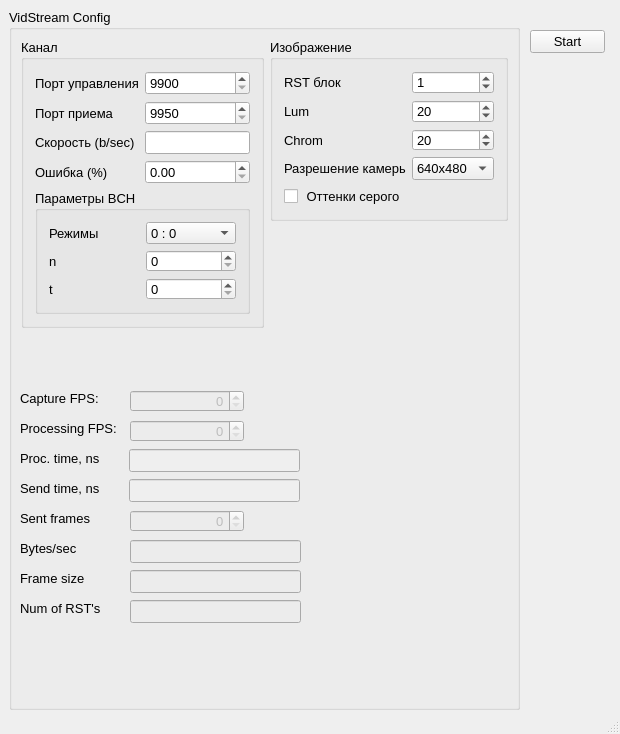
Old version of the form vidstream/src/qtgui/ui/mainwindow.ui in the repository snikulov/vidstream.
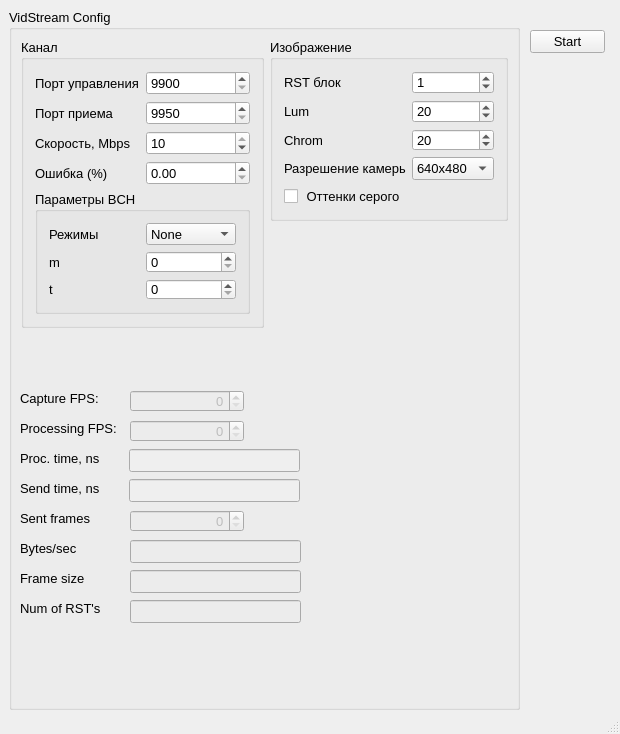
New version of the form.

Patch:
```diff
--- a/vidstream/src/qtgui/ui/mainwindow.ui
+++ b/vidstream/src/qtgui/ui/mainwindow.ui
@@ -112,7 +112,7 @@
       <item row="2" column="0">
        <widget class="QLabel" name="label_3">
         <property name="text">
-         <string>Скорость (b/sec)</string>
+         <string>Скорость, Mbps</string>
         </property>
        </widget>
       </item>
@@ -139,7 +139,7 @@
          <item row="1" column="0">
           <widget class="QLabel" name="label_12">
            <property name="text">
-            <string>n</string>
+            <string>m</string>
            </property>
           </widget>
          </item>
@@ -147,7 +147,17 @@
           <widget class="QComboBox" name="comboBox_bch_mode">
            <item>
             <property name="text">
-             <string>0 : 0</string>
+             <string>None</string>
+            </property>
+           </item>
+           <item>
+            <property name="text">
+             <string>5 : 3</string>
+            </property>
+           </item>
+           <item>
+            <property name="text">
+             <string>5 : 1</string>
             </property>
            </item>
            <item>
@@ -174,8 +184,11 @@
          </item>
          <item row="1" column="1">
           <widget class="QSpinBox" name="spinBox_bch_m">
+           <property name="minimum">
+            <number>0</number>
+           </property>
            <property name="maximum">
-            <number>1000</number>
+            <number>15</number>
            </property>
            <property name="value">
             <number>0</number>
@@ -210,7 +223,17 @@
        </widget>
       </item>
       <item row="2" column="1">
-       <widget class="QLineEdit" name="lineEdit_channel_speed"/>
+       <widget class="QSpinBox" name="spinBox_bw">
+        <property name="minimum">
+         <number>0</number>
+        </property>
+        <property name="maximum">
+         <number>10</number>
+        </property>
+        <property name="value">
+         <number>10</number>
+        </property>
+       </widget>
       </item>
      </layout>
     </widget>
```
Left out of the diff: 7 changed lines with no effect on the pictures.
